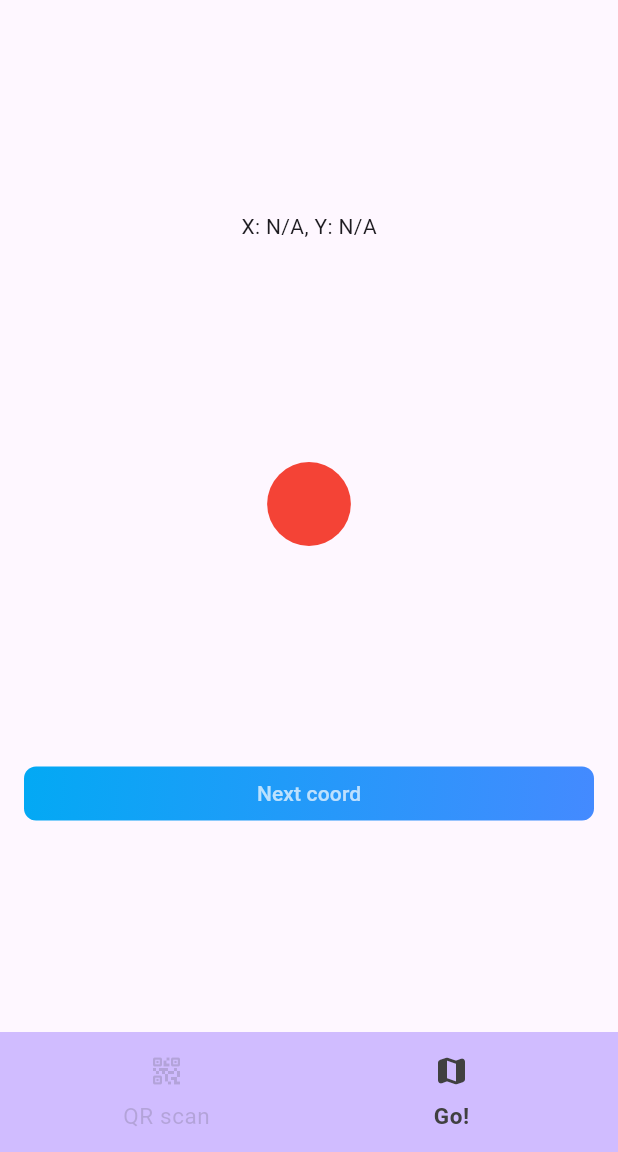
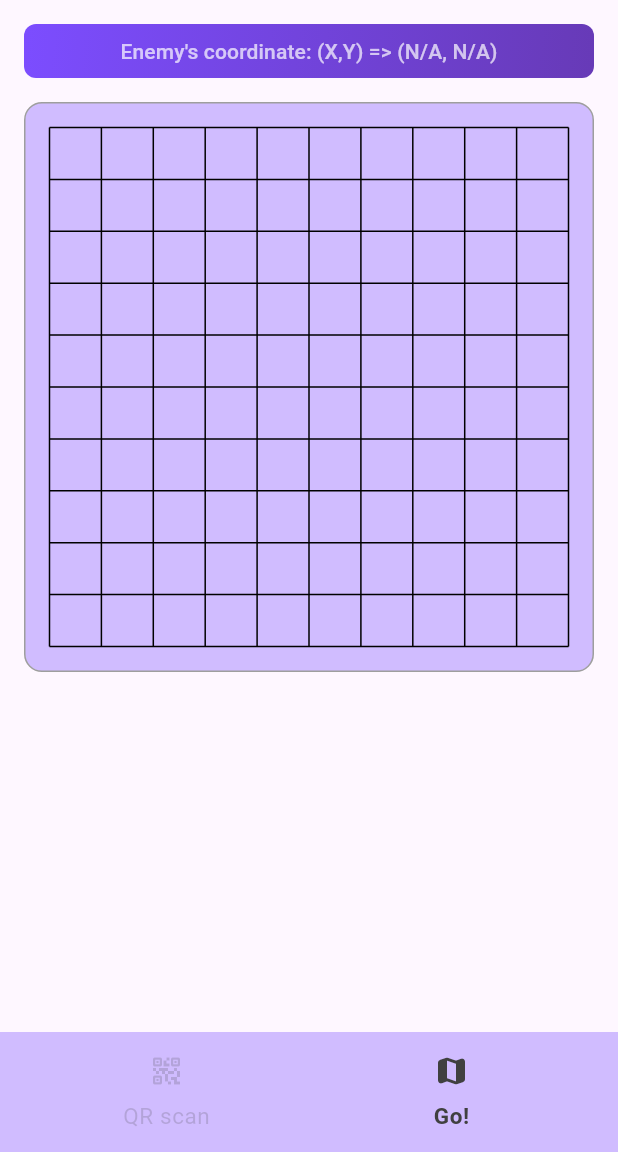
Before and after one commit to chplalex/missible, a Flutter app: the screen it shows after launch, after a tap on "Go to Secret database", after a tap on "Go!", on a phone screen of 412 x 824 dp, the part 84-1236 px from its top. Run offline on Flutter 3.47's test engine with Material 3 defaults, Android fonts, the phone set to English and light mode, and no system bars; our stand-ins replace equatable, flutter_bloc, get_it, shared_preferences; missing offline and left inert: mobile_scanner.

Commit message:
Completed Go Map part of the app.

```diff
--- a/lib/common/app_constants.dart
+++ b/lib/common/app_constants.dart
@@ -4,7 +4,7 @@ class AppConstants {
   static const labelQrScan = 'QR scan';
   static const titleGoMap = 'Follow by enemy!';
   static const titleQrScan = 'You have the "Missible"!';
-  static const mapSize = 10;
+  static const gridDimension = 10;
   static const updateCoordDurationInMillis = 3000;
   static const animationForwardInMillis = updateCoordDurationInMillis ~/ 10;
   static const animationReverseInMillis = updateCoordDurationInMillis ~/ 2;
--- a/lib/home_page/home_bloc.dart
+++ b/lib/home_page/home_bloc.dart
@@ -23,7 +23,6 @@ class HomeBloc extends Bloc<HomeEvent, HomeState> {
     on<HomeQrScanButtonDatabaseEvent>(_onButtonDatabase);
     on<HomeQrScanButtonBackEvent>(_onQrScanButtonBack);
     on<HomeGoMapUpdateEvent>(_onMapUpdate);
-    on<HomeGoMapNextEvent>(_onMapNext);
 
     _subscription = _appRepository.coordStream.listen((model) {
       add(HomeGoMapUpdateEvent(model: model));
@@ -75,11 +74,6 @@ class HomeBloc extends Bloc<HomeEvent, HomeState> {
   }
 
   FutureOr<void> _onMapUpdate(HomeGoMapUpdateEvent event, Emitter<HomeState> emitter) {
-    emitter(HomeGoMapState(model: event.model));
-  }
-
-  FutureOr<void> _onMapNext(HomeGoMapNextEvent event, Emitter<HomeState> emitter) async {
-    final model = await _appRepository.readCoordinate();
-    emitter(HomeGoMapState(model: model));
+    emitter(HomeGoMapState(coord: event.model));
   }
 }
--- a/lib/home_page/home_event.dart
+++ b/lib/home_page/home_event.dart
@@ -42,7 +42,3 @@ class HomeGoMapUpdateEvent extends HomeEvent {
 
   const HomeGoMapUpdateEvent({required this.model});
 }
-
-class HomeGoMapNextEvent extends HomeEvent {
-  const HomeGoMapNextEvent();
-}
--- a/lib/home_page/home_page.dart
+++ b/lib/home_page/home_page.dart
@@ -112,13 +112,15 @@ class _HomePageState extends State<HomePage> {
     );
   }
 
-  Widget _body(BuildContext context, HomeState state) => switch (state) {
-        HomeScanStartState _ => _bodyScanStart(context, state),
-        HomeScanResultState _ => _bodyScanResult(context, state),
-        HomeScanDatabaseState _ => _bodyScanDatabase(context, state),
-        HomeGoMapState _ => _bodyGoMap(state),
-        _ => throw 'Unknown state $state',
-      };
+  Widget _body(BuildContext context, HomeState state) {
+    return switch (state) {
+      HomeScanStartState _ => _bodyScanStart(context, state),
+      HomeScanResultState _ => _bodyScanResult(context, state),
+      HomeScanDatabaseState _ => _bodyScanDatabase(context, state),
+      HomeGoMapState _ => _bodyGoMap(context, state),
+      _ => throw 'Unknown state $state',
+    };
+  }
 
   Widget _bodyScanStart(BuildContext context, HomeScanStartState state) {
     return Padding(
@@ -180,19 +182,28 @@ class _HomePageState extends State<HomePage> {
     );
   }
 
-  Widget _bodyGoMap(HomeGoMapState state) {
-    return Container(
+  Widget _bodyGoMap(BuildContext context, HomeGoMapState state) {
+    return Padding(
       padding: const EdgeInsets.all(16.0),
       child: Column(
-        mainAxisAlignment: MainAxisAlignment.spaceEvenly,
         children: [
-          Text('X: ${state.model?.x ?? 'N/A'}, Y: ${state.model?.y ?? 'N/A'}'),
-          const MapWidget(),
-          AppColoredButton(text: 'Next coord', onTap: () => _bloc.add(const HomeGoMapNextEvent())),
+          AppSectionTitle(text: "Enemy's coordinate: (X,Y) => (${_coordText(state.coord?.x)}, ${_coordText(state.coord?.y)})"),
+          const SizedBox(height: 16.0),
+          Container(
+            padding: const EdgeInsets.all(16.0),
+            decoration: BoxDecoration(
+              borderRadius: BorderRadius.circular(12.0),
+              color: Theme.of(context).colorScheme.inversePrimary,
+              border: const Border.fromBorderSide(BorderSide(color: Colors.grey))
+            ),
+            child: MapWidget(coord: state.coord),
+          ),
         ],
       ),
     );
   }
+
+  Object _coordText(int? value) => value != null ? (value + 1).toString() : 'N/A';
 
   void _onPopup(PopupType popupType) {
     WidgetsBinding.instance.addPostFrameCallback((_) {
--- a/lib/home_page/home_state.dart
+++ b/lib/home_page/home_state.dart
@@ -51,10 +51,10 @@ class HomeScanSavedState extends HomeState {
 }
 
 class HomeGoMapState extends HomeState {
-  final CoordModel? model;
+  final CoordModel? coord;
 
-  HomeGoMapState({this.model}) : super(bottomItemType: BottomItemType.goMap);
+  HomeGoMapState({this.coord}) : super(bottomItemType: BottomItemType.goMap);
 
   @override
-  List<Object> get props => [...super.props, if (model != null) model!];
+  List<Object> get props => [...super.props, if (coord != null) coord!];
 }
--- a/lib/providers/app_repository_local_impl.dart
+++ b/lib/providers/app_repository_local_impl.dart
@@ -50,7 +50,7 @@ class AppRepositoryLocalImpl implements AppRepository {
     final CoordModel newCoord;
 
     if (_lastCoord == null) {
-      newCoord = CoordModel(x: _random.nextInt(AppConstants.mapSize), y: _random.nextInt(AppConstants.mapSize));
+      newCoord = CoordModel(x: _random.nextInt(AppConstants.gridDimension), y: _random.nextInt(AppConstants.gridDimension));
     } else {
       final isCoordX = _random.nextBool();
       final ({int x, int y}) data = isCoordX
@@ -73,7 +73,7 @@ class AppRepositoryLocalImpl implements AppRepository {
   int _next(int value) {
     final doIncrement = _random.nextBool();
     return (doIncrement)
-        ? (value < AppConstants.mapSize - 1)
+        ? (value < AppConstants.gridDimension - 1)
             ? ++value
             : --value
         : (value > 0)
--- a/lib/widgets/animated_circle.dart
+++ b/lib/widgets/animated_circle.dart
@@ -2,9 +2,9 @@ import 'package:flutter/material.dart';
 import 'package:missible/common/app_constants.dart';
 
 class AnimatedCircle extends StatefulWidget {
-  final double size;
+  final double diameter;
 
-  const AnimatedCircle({super.key, required this.size});
+  const AnimatedCircle({super.key, required this.diameter});
 
   @override
   State<AnimatedCircle> createState() => _AnimatedCircleState();
@@ -22,7 +22,7 @@ class _AnimatedCircleState extends State<AnimatedCircle> with SingleTickerProvid
     super.initState();
     _controller = AnimationController(vsync: this, duration: _forwardDuration, reverseDuration: _reverseDuration);
 
-    _animation = Tween<double>(begin: 0.0, end: widget.size)
+    _animation = Tween<double>(begin: 0.0, end: widget.diameter)
         .animate(CurvedAnimation(parent: _controller, curve: Curves.easeInOut))
       ..addStatusListener((status) {
         if (status == AnimationStatus.completed) {
@@ -47,7 +47,7 @@ class _AnimatedCircleState extends State<AnimatedCircle> with SingleTickerProvid
       animation: _animation,
       builder: (_, __) {
         return SizedBox.square(
-          dimension: widget.size,
+          dimension: widget.diameter,
           child: Center(
             child: Container(
               width: _animation.value,
--- a/lib/widgets/map_widget.dart
+++ b/lib/widgets/map_widget.dart
@@ -1,15 +1,27 @@
+import 'dart:math';
+
 import 'package:flutter/material.dart';
-import 'package:missible/widgets/animated_circle.dart';
+import 'package:missible/common/app_constants.dart';
+import 'package:missible/data/coord_model.dart';
+import 'package:missible/widgets/square_grid.dart';
+
+import 'animated_circle.dart';
 
 class MapWidget extends StatefulWidget {
+  final CoordModel? coord;
 
-  const MapWidget({super.key});
+  const MapWidget({super.key, required this.coord});
 
   @override
   State<MapWidget> createState() => _MapWidgetState();
 }
 
 class _MapWidgetState extends State<MapWidget> with SingleTickerProviderStateMixin {
+  static const _strokeSize = 1.0;
+
+  var _cellSize = 0.0;
+  var _gridSize = 0.0;
+
   AnimationController? _controller;
 
   @override
@@ -26,6 +38,30 @@ class _MapWidgetState extends State<MapWidget> with SingleTickerProviderStateMix
 
   @override
   Widget build(BuildContext context) {
-    return const AnimatedCircle(size: 100.0);
+    return LayoutBuilder(builder: (context, constraints) {
+      _gridSize = min(constraints.maxWidth, constraints.maxHeight);
+      _cellSize = (_gridSize - (AppConstants.gridDimension + 1) * _strokeSize) / AppConstants.gridDimension;
+
+      return Stack(
+        alignment: Alignment.topLeft,
+        children: [
+          SquareGrid(gridDimension: AppConstants.gridDimension, gridSize: _gridSize),
+          if (widget.coord != null) _circle(coord: widget.coord!),
+        ],
+      );
+    });
+  }
+
+  Widget _circle({required CoordModel coord}) {
+    return Positioned.fill(
+      top: coord.y * (_strokeSize + _cellSize),
+      left: coord.x * (_strokeSize + _cellSize),
+      bottom: (AppConstants.gridDimension - coord.y - 1) * (_strokeSize + _cellSize),
+      right: (AppConstants.gridDimension - coord.x - 1) * (_strokeSize + _cellSize),
+      child: Padding(
+        padding: EdgeInsets.all(_cellSize * 0.2),
+        child: AnimatedCircle(diameter: _cellSize),
+      ),
+    );
   }
 }
--- /dev/null
+++ b/lib/widgets/square_grid.dart
@@ -0,0 +1,55 @@
+import 'dart:math';
+
+import 'package:flutter/material.dart';
+
+class SquareGrid extends StatelessWidget {
+  final int gridDimension;
+  final double gridSize;
+
+  const SquareGrid({
+    super.key,
+    required this.gridDimension,
+    required this.gridSize,
+  });
+
+  @override
+  Widget build(BuildContext context) {
+    return CustomPaint(
+      size: Size.square(gridSize),
+      painter: _GridPainter(dimension: gridDimension),
+    );
+  }
+}
+
+class _GridPainter extends CustomPainter {
+  final int dimension;
+
+  _GridPainter({required this.dimension});
+
+  @override
+  void paint(Canvas canvas, Size size) {
+
+    final paint = Paint()
+      ..color = Colors.black
+      ..style = PaintingStyle.stroke
+      ..strokeWidth = 1.0;
+
+    final gridSize = min(size.width, size.height);
+    final cellSize = gridSize / dimension;
+
+    for (var i = 0; i <= dimension; i++) {
+      final y = i * cellSize;
+      canvas.drawLine(Offset(0, y), Offset(gridSize, y), paint);
+    }
+
+    for (var i = 0; i <= dimension; i++) {
+      final x = i * cellSize;
+      canvas.drawLine(Offset(x, 0), Offset(x, gridSize), paint);
+    }
+  }
+
+  @override
+  bool shouldRepaint(_GridPainter oldDelegate) {
+    return oldDelegate.dimension != dimension || oldDelegate.dimension != dimension;
+  }
+}
```
